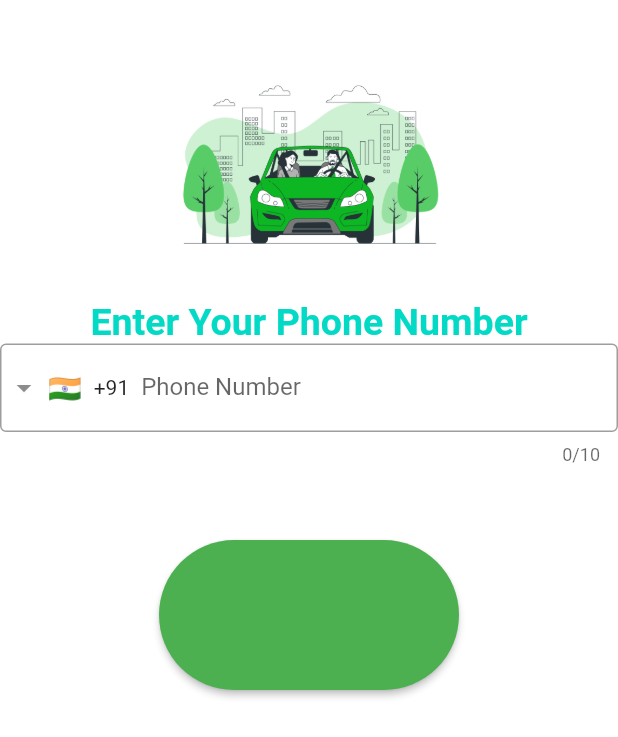
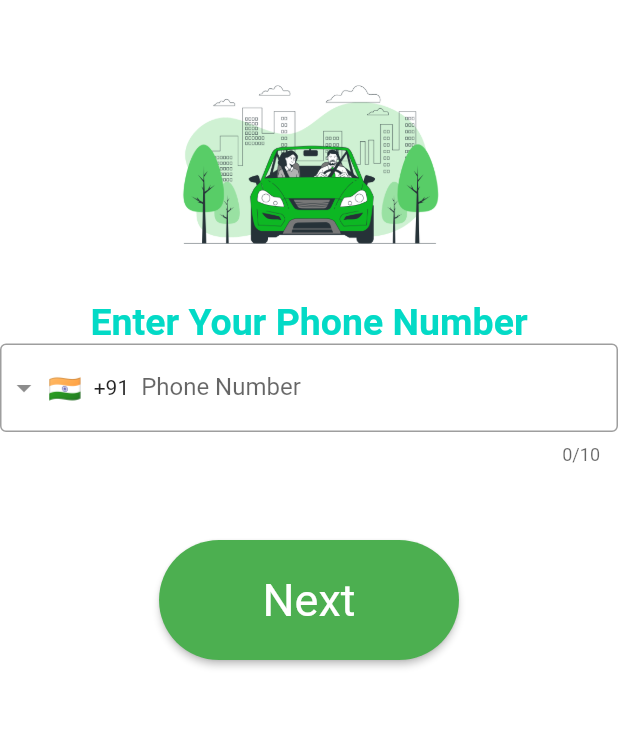
Before and after one commit to shelton15/klando-driver-side, a Flutter app: the Verification screen opened directly, on a phone screen of 412 x 824 dp. Shown: the top 737 px of the screen. Run offline on Flutter 3.47's test engine with Material 2 defaults, Android fonts, the phone set to English and light mode, and no system bars; drawn by our look-alikes of intl_phone_field; our stand-ins replace firebase_core, lottie; accounts and stored records are empty.

Commit message:
few bugs

```diff
--- a/lib/login.dart
+++ b/lib/login.dart
@@ -1,5 +1,7 @@
 import 'package:flutter/material.dart';
 import 'package:intl_phone_field/intl_phone_field.dart';
+
+import 'OTPScreen.dart';
 
 class Verification extends StatefulWidget {
   const Verification({Key? key}) : super(key: key);
@@ -53,16 +55,22 @@ class _VerificationState extends State<Verification> {
                 child: ElevatedButton(
                   style: ElevatedButton.styleFrom(
                     backgroundColor: Colors.green,
-                      fixedSize: const Size(200, 100),
+                    fixedSize: const Size(200, 80),
                     shape: RoundedRectangleBorder(
                       borderRadius: BorderRadius.circular(50),
                     ),
                   ),
-                    onPressed: () {},
-                    child: null,
+                  onPressed: () {
+                    Navigator.of(context).push(MaterialPageRoute(
+                        builder: (context) => OTPScreen(_controller.text)));
+                  },
+                  child: const Text('Next',
+                      style: TextStyle(
+                          fontWeight: FontWeight.normal,
+                          fontSize: 30,
+                          color: Colors.white)),
                 ),
-                ),
-              )
+              ))
             ],
           ),
         )));
```
Also changed, not shown: lib/OTPScreen.dart (added, +31 -0 lines). Lines whose indentation alone changed are shown as unchanged.
